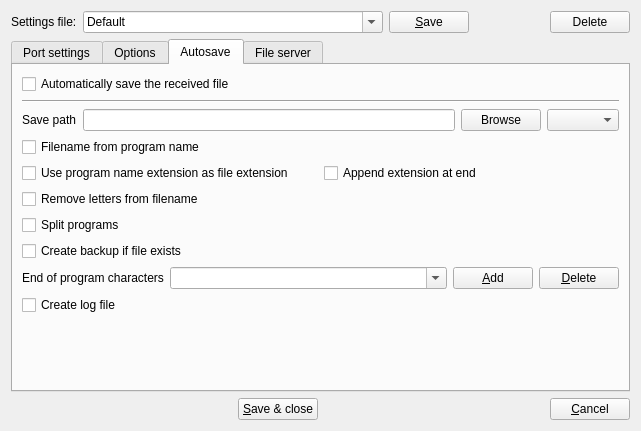
Before: the Qt Designer form src/serialportconfigdialog.ui in GCodeProjects/GCodeWorkShop, drawn with Qt 5.
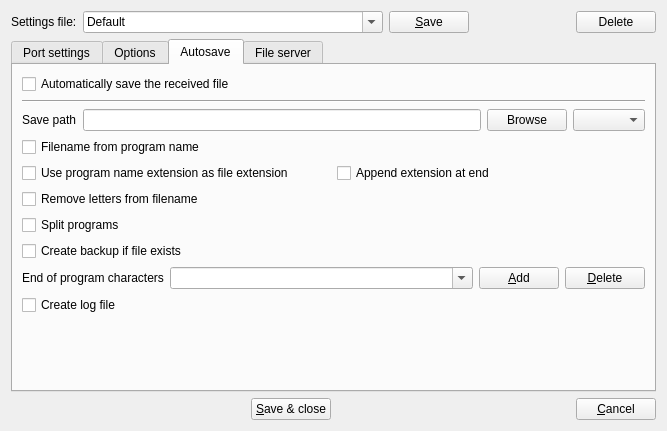
After: the same form once the commit is applied. The open tabs and pages were chosen to show the change. Icons and pictures are not drawn.

Diff of the .ui file:
```diff
--- a/src/serialportconfigdialog.ui
+++ b/src/serialportconfigdialog.ui
@@ -6,7 +6,7 @@
    <rect>
     <x>0</x>
     <y>0</y>
-    <width>641</width>
+    <width>667</width>
     <height>431</height>
    </rect>
   </property>
@@ -1095,6 +1095,11 @@
              <property name="editable">
               <bool>true</bool>
              </property>
+             <item>
+              <property name="text">
+               <string/>
+              </property>
+             </item>
             </widget>
            </item>
            <item row="1" column="0">
```
Left out of the diff: 4 changed lines with no effect on the pictures.
